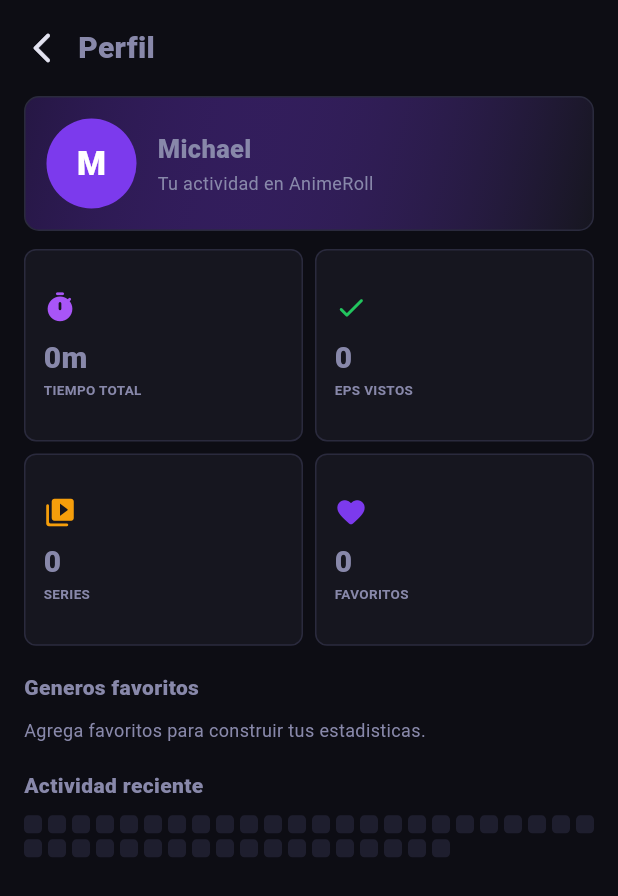
After one commit to VMichael1999/AnimeRoll, a Flutter app: the ProfileScreen screen opened by its route, on a phone screen of 412 x 824 dp. The commit adds this screen. Shown: the top 896 px of the screen. Run offline on Flutter 3.47's test engine with Material 3 defaults, Android fonts, the phone set to English and light mode, and no system bars; our stand-ins replace cached_network_image, chewie, dio, flutter_riverpod, go_router, shared_preferences and 2 more; accounts and stored records are empty; network calls fail.

Commit message:
Agrega perfil de usuario

```diff
--- a/lib/core/router/app_router.dart
+++ b/lib/core/router/app_router.dart
@@ -7,6 +7,7 @@ import '../../features/schedule/presentation/schedule_screen.dart';
 import '../../features/favorites/presentation/favorites_screen.dart';
 import '../../features/downloads/presentation/downloads_screen.dart';
 import '../../features/downloads/presentation/download_player_screen.dart';
+import '../../features/profile/presentation/profile_screen.dart';
 import '../../features/settings/presentation/settings_screen.dart';
 import '../shell/main_shell.dart';
 
@@ -71,5 +72,6 @@ final appRouter = GoRouter(
         );
       },
     ),
+    GoRoute(path: '/profile', builder: (context, _) => const ProfileScreen()),
   ],
 );
--- /dev/null
+++ b/lib/features/profile/presentation/profile_screen.dart
@@ -0,0 +1,323 @@
+import 'package:flutter/material.dart';
+import 'package:flutter_riverpod/flutter_riverpod.dart';
+import 'package:go_router/go_router.dart';
+import '../../../core/theme/app_theme.dart';
+import '../../downloads/data/downloads_provider.dart';
+import '../../favorites/data/favorites_provider.dart';
+
+class ProfileScreen extends ConsumerWidget {
+  const ProfileScreen({super.key});
+
+  @override
+  Widget build(BuildContext context, WidgetRef ref) {
+    final downloads = ref.watch(downloadsProvider);
+    final favorites = ref.watch(favoritesProvider);
+    final saved = downloads.where((item) => item.isSavedOnDevice).toList();
+    final series = {
+      for (final item in saved) item.albumKey,
+      for (final item in favorites) item.url,
+    }.length;
+    final minutes = saved.length * 24;
+    final genreCounts = <String, int>{};
+    for (final anime in favorites) {
+      for (final genre in anime.genres.take(3)) {
+        genreCounts.update(genre, (value) => value + 1, ifAbsent: () => 1);
+      }
+    }
+    final genres = genreCounts.entries.toList()
+      ..sort((a, b) => b.value.compareTo(a.value));
+
+    return Scaffold(
+      body: SafeArea(
+        child: ListView(
+          padding: EdgeInsets.zero,
+          children: [
+            Padding(
+              padding: const EdgeInsets.fromLTRB(4, 8, 16, 8),
+              child: Row(
+                children: [
+                  IconButton(
+                    tooltip: 'Volver',
+                    onPressed: () => context.pop(),
+                    icon: const Icon(Icons.arrow_back_ios_new_rounded),
+                  ),
+                  const Expanded(
+                    child: Text(
+                      'Perfil',
+                      style: TextStyle(
+                        fontSize: 20,
+                        fontWeight: FontWeight.w900,
+                      ),
+                    ),
+                  ),
+                ],
+              ),
+            ),
+            const _ProfileHero(),
+            const SizedBox(height: 12),
+            Padding(
+              padding: const EdgeInsets.symmetric(horizontal: 16),
+              child: GridView.count(
+                crossAxisCount: 2,
+                shrinkWrap: true,
+                physics: const NeverScrollableScrollPhysics(),
+                crossAxisSpacing: 8,
+                mainAxisSpacing: 8,
+                childAspectRatio: 1.45,
+                children: [
+                  _ProfileStat(
+                    icon: Icons.timer_rounded,
+                    label: 'Tiempo total',
+                    value: _formatMinutes(minutes),
+                    color: AppColors.accent2,
+                  ),
+                  _ProfileStat(
+                    icon: Icons.check_rounded,
+                    label: 'Eps vistos',
+                    value: '${saved.length}',
+                    color: AppColors.success,
+                  ),
+                  _ProfileStat(
+                    icon: Icons.video_library_rounded,
+                    label: 'Series',
+                    value: '$series',
+                    color: AppColors.warning,
+                  ),
+                  _ProfileStat(
+                    icon: Icons.favorite_rounded,
+                    label: 'Favoritos',
+                    value: '${favorites.length}',
+                    color: AppColors.accent,
+                  ),
+                ],
+              ),
+            ),
+            const SizedBox(height: 18),
+            const Padding(
+              padding: EdgeInsets.symmetric(horizontal: 16),
+              child: Text(
+                'Generos favoritos',
+                style: TextStyle(fontSize: 14, fontWeight: FontWeight.w800),
+              ),
+            ),
+            const SizedBox(height: 10),
+            if (genres.isEmpty)
+              const Padding(
+                padding: EdgeInsets.symmetric(horizontal: 16),
+                child: Text(
+                  'Agrega favoritos para construir tus estadisticas.',
+                  style: TextStyle(
+                    color: AppColors.textSecondary,
+                    fontSize: 12,
+                  ),
+                ),
+              )
+            else
+              Padding(
+                padding: const EdgeInsets.symmetric(horizontal: 16),
+                child: Column(
+                  children: genres.take(5).map((entry) {
+                    final max = genres.first.value;
+                    return _GenreBar(
+                      name: entry.key,
+                      percent: max == 0 ? 0 : entry.value / max,
+                    );
+                  }).toList(),
+                ),
+              ),
+            const SizedBox(height: 18),
+            const Padding(
+              padding: EdgeInsets.symmetric(horizontal: 16),
+              child: Text(
+                'Actividad reciente',
+                style: TextStyle(fontSize: 14, fontWeight: FontWeight.w800),
+              ),
+            ),
+            const SizedBox(height: 10),
+            Padding(
+              padding: const EdgeInsets.symmetric(horizontal: 16),
+              child: Wrap(
+                spacing: 4,
+                runSpacing: 4,
+                children: List.generate(42, (index) {
+                  final level = _activityLevel(saved.length, index);
+                  return Container(
+                    width: 12,
+                    height: 12,
+                    decoration: BoxDecoration(
+                      color: Color.lerp(
+                        AppColors.surface2,
+                        AppColors.accent2,
+                        level,
+                      ),
+                      borderRadius: BorderRadius.circular(3),
+                    ),
+                  );
+                }),
+              ),
+            ),
+            const SizedBox(height: 24),
+          ],
+        ),
+      ),
+    );
+  }
+
+  static double _activityLevel(int saved, int index) {
+    if (saved == 0) return 0.0;
+    final value = (saved + index * 3) % 5;
+    return value / 4;
+  }
+
+  static String _formatMinutes(int minutes) {
+    final hours = minutes ~/ 60;
+    final mins = minutes % 60;
+    if (hours == 0) return '${mins}m';
+    return mins == 0 ? '${hours}h' : '${hours}h ${mins}m';
+  }
+}
+
+class _ProfileHero extends StatelessWidget {
+  const _ProfileHero();
+
+  @override
+  Widget build(BuildContext context) {
+    return Container(
+      margin: const EdgeInsets.symmetric(horizontal: 16),
+      padding: const EdgeInsets.all(14),
+      decoration: BoxDecoration(
+        gradient: LinearGradient(
+          colors: [AppColors.accent.withValues(alpha: 0.22), AppColors.surface],
+          begin: Alignment.topLeft,
+          end: Alignment.bottomRight,
+        ),
+        borderRadius: BorderRadius.circular(10),
+        border: Border.all(color: AppColors.border),
+      ),
+      child: const Row(
+        children: [
+          CircleAvatar(
+            radius: 30,
+            backgroundColor: AppColors.accent,
+            child: Text(
+              'M',
+              style: TextStyle(fontSize: 22, fontWeight: FontWeight.w900),
+            ),
+          ),
+          SizedBox(width: 14),
+          Expanded(
+            child: Column(
+              crossAxisAlignment: CrossAxisAlignment.start,
+              children: [
+                Text(
+                  'Michael',
+                  style: TextStyle(fontSize: 17, fontWeight: FontWeight.w900),
+                ),
+                SizedBox(height: 2),
+                Text(
+                  'Tu actividad en AnimeRoll',
+                  style: TextStyle(
+                    color: AppColors.textSecondary,
+                    fontSize: 12,
+                  ),
+                ),
+              ],
+            ),
+          ),
+        ],
+      ),
+    );
+  }
+}
+
+class _ProfileStat extends StatelessWidget {
+  final IconData icon;
+  final String label;
+  final String value;
+  final Color color;
+
+  const _ProfileStat({
+    required this.icon,
+    required this.label,
+    required this.value,
+    required this.color,
+  });
+
+  @override
+  Widget build(BuildContext context) {
+    return Container(
+      padding: const EdgeInsets.all(12),
+      decoration: BoxDecoration(
+        color: AppColors.surface,
+        borderRadius: BorderRadius.circular(8),
+        border: Border.all(color: AppColors.border),
+      ),
+      child: Column(
+        crossAxisAlignment: CrossAxisAlignment.start,
+        mainAxisAlignment: MainAxisAlignment.center,
+        children: [
+          Icon(icon, color: color, size: 22),
+          const SizedBox(height: 8),
+          Text(
+            value,
+            style: const TextStyle(fontSize: 20, fontWeight: FontWeight.w900),
+          ),
+          Text(
+            label.toUpperCase(),
+            style: const TextStyle(
+              color: AppColors.textSecondary,
+              fontSize: 9,
+              fontWeight: FontWeight.w700,
+            ),
+          ),
+        ],
+      ),
+    );
+  }
+}
+
+class _GenreBar extends StatelessWidget {
+  final String name;
+  final double percent;
+
+  const _GenreBar({required this.name, required this.percent});
+
+  @override
+  Widget build(BuildContext context) {
+    return Padding(
+      padding: const EdgeInsets.only(bottom: 9),
+      child: Row(
+        children: [
+          SizedBox(
+            width: 86,
+            child: Text(
+              name,
+              maxLines: 1,
+              overflow: TextOverflow.ellipsis,
+              style: const TextStyle(fontSize: 11, fontWeight: FontWeight.w700),
+            ),
+          ),
+          Expanded(
+            child: ClipRRect(
+              borderRadius: BorderRadius.circular(3),
+              child: LinearProgressIndicator(
+                value: percent.clamp(0, 1),
+                minHeight: 7,
+                backgroundColor: AppColors.border,
+                valueColor: const AlwaysStoppedAnimation(AppColors.accent2),
+              ),
+            ),
+          ),
+          const SizedBox(width: 8),
+          Text(
+            '${(percent * 100).round()}%',
+            style: const TextStyle(
+              color: AppColors.textSecondary,
+              fontSize: 10,
+            ),
+          ),
+        ],
+      ),
+    );
+  }
+}
--- a/lib/features/settings/presentation/settings_screen.dart
+++ b/lib/features/settings/presentation/settings_screen.dart
@@ -1,5 +1,6 @@
 import 'package:flutter/material.dart';
 import 'package:flutter_riverpod/flutter_riverpod.dart';
+import 'package:go_router/go_router.dart';
 import '../../../core/constants/app_constants.dart';
 import '../../../core/theme/app_theme.dart';
 import '../data/settings_provider.dart';
@@ -278,7 +279,9 @@ class _SettingsAvatar extends StatelessWidget {
 
   @override
   Widget build(BuildContext context) {
-    return Container(
+    return GestureDetector(
+      onTap: () => context.push('/profile'),
+      child: Container(
         margin: const EdgeInsets.symmetric(horizontal: 16),
         padding: const EdgeInsets.all(12),
         decoration: BoxDecoration(
@@ -292,7 +295,7 @@ class _SettingsAvatar extends StatelessWidget {
               radius: 22,
               backgroundColor: AppColors.accent,
               child: Text(
-              'A',
+                'M',
                 style: TextStyle(fontSize: 18, fontWeight: FontWeight.w800),
               ),
             ),
@@ -302,11 +305,11 @@ class _SettingsAvatar extends StatelessWidget {
                 crossAxisAlignment: CrossAxisAlignment.start,
                 children: [
                   Text(
-                  'AnimeRoll',
+                    'Michael',
                     style: TextStyle(fontSize: 13, fontWeight: FontWeight.w700),
                   ),
                   Text(
-                  'Tu anime, sin límites',
+                    'Ver perfil y estadisticas',
                     style: TextStyle(
                       fontSize: 11,
                       color: AppColors.textSecondary,
@@ -315,7 +318,9 @@ class _SettingsAvatar extends StatelessWidget {
                 ],
               ),
             ),
+            Icon(Icons.chevron_right_rounded, color: AppColors.textSecondary),
           ],
+        ),
       ),
     );
   }
```
Lines whose indentation alone changed are shown as unchanged.
